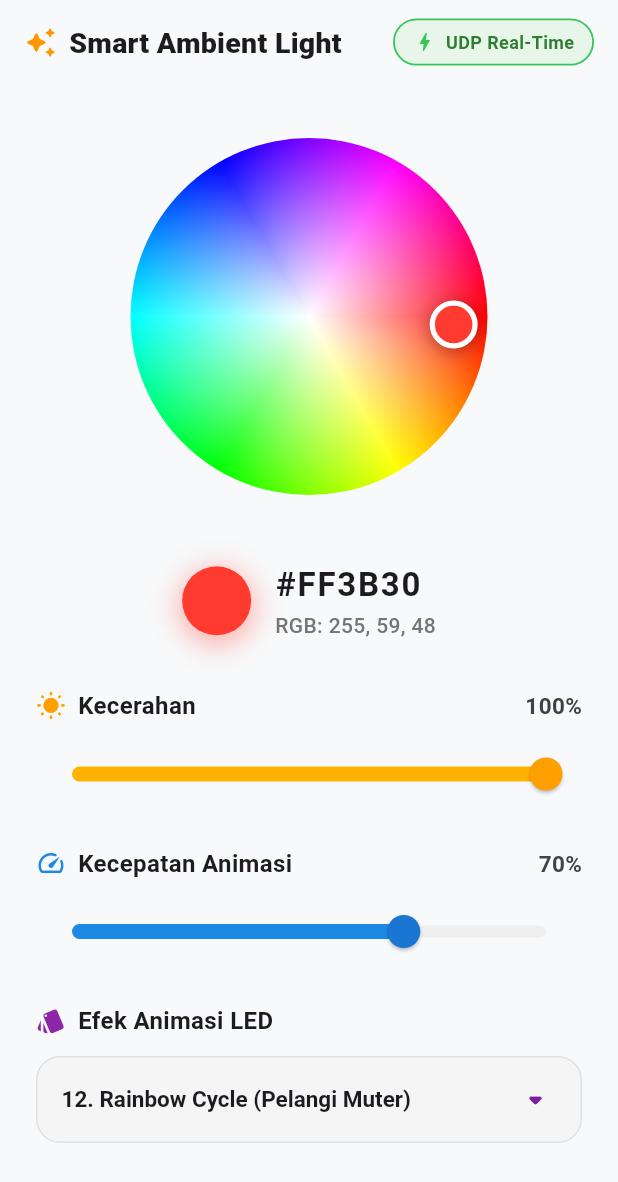
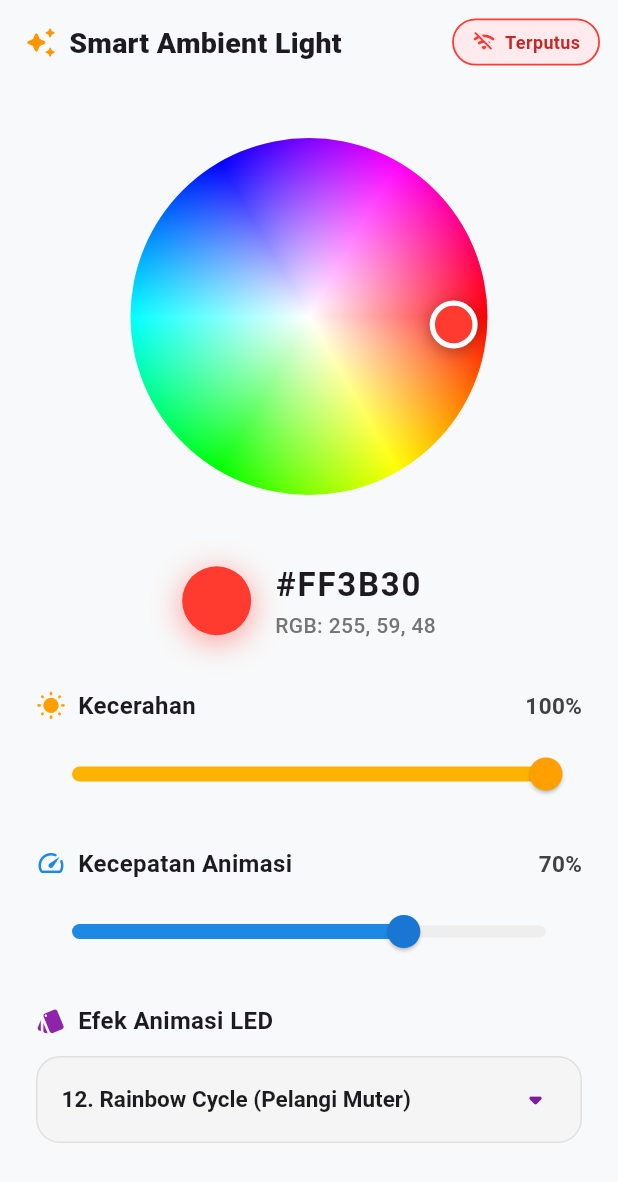
Before and after one commit to nh-hadi/rgb_light, a Flutter app: the screen it shows after launch, on a phone screen of 412 x 824 dp. Shown: the top 1182 px of the screen. Run offline on Flutter 3.47's test engine with Material 3 defaults, Android fonts, the light colour scheme and no system bars.

Commit message:
feat: Deteksi status otomatis ESP, indikator terhubung/terputus, eliminasi delay, dan 72 mode presisi WS2812FX

```diff
--- a/lib/main.dart
+++ b/lib/main.dart
@@ -52,12 +52,38 @@ class _ColorControlScreenState extends State<ColorControlScreen> {
   void initState() {
     super.initState();
     _udpService.init();
+
+    // SINKRONISASI OTOMATIS SAAT APLIKASI DIBUKA / RESPON UDP MASUK
+    _udpService.espStateNotifier.addListener(_onEspStateReceived);
   }
 
   @override
   void dispose() {
+    _udpService.espStateNotifier.removeListener(_onEspStateReceived);
     _udpService.dispose();
     super.dispose();
+  }
+
+  void _onEspStateReceived() {
+    final state = _udpService.espStateNotifier.value;
+    if (state != null && mounted) {
+      setState(() {
+        if (state['color'] != null) _selectedColor = state['color'];
+        if (state['brightness'] != null) _brightness = state['brightness'];
+        if (state['modeId'] != null) {
+          final int mId = state['modeId'];
+          if (mId >= 0 && mId < kWS2812FXModes.length) {
+            _selectedMode = kWS2812FXModes[mId];
+          }
+        }
+        if (state['speedMs'] != null) {
+          final double speedMs = state['speedMs'];
+          // Konversi balik dari delayMs (3000ms - 100ms) ke persentase slider (0% - 100%)
+          final percent = ((3000 - speedMs) / 2900) * 100.0;
+          _speedPercent = percent.clamp(0.0, 100.0);
+        }
+      });
+    }
   }
 
   int _calculateDelayMs(double percent) {
@@ -101,39 +127,53 @@ class _ColorControlScreenState extends State<ColorControlScreen> {
           ],
         ),
         actions: [
-          // BADGE STATUS UDP REAL-TIME (SELALU SIAP KIRIM INSTAN)
-          Padding(
-            padding: const EdgeInsets.only(right: 16.0),
+          // INDIKATOR STATUS KONEKSI TERHUBUNG / TERPUTUS AKTIF
+          ValueListenableBuilder<EspConnectionState>(
+            valueListenable: _udpService.connectionState,
+            builder: (context, state, child) {
+              final isConnected = state == EspConnectionState.connected;
+
+              return Padding(
+                padding: const EdgeInsets.only(right: 12.0),
+                child: Material(
+                  color: Colors.transparent,
+                  child: InkWell(
+                    borderRadius: BorderRadius.circular(20),
+                    onTap: () => _udpService.queryState(),
                     child: Container(
                       padding: const EdgeInsets.symmetric(horizontal: 12, vertical: 6),
                       decoration: BoxDecoration(
                         borderRadius: BorderRadius.circular(20),
-                color: const Color(0xFFE8F5E9),
+                        color: isConnected ? const Color(0xFFE8F5E9) : const Color(0xFFFFEBEE),
                         border: Border.all(
-                  color: const Color(0xFF34C759),
+                          color: isConnected ? const Color(0xFF34C759) : const Color(0xFFFF3B30),
                           width: 1.2,
                         ),
                       ),
-              child: const Row(
+                      child: Row(
                         mainAxisSize: MainAxisSize.min,
                         children: [
                           Icon(
-                    Icons.bolt_rounded,
+                            isConnected ? Icons.wifi_rounded : Icons.wifi_off_rounded,
                             size: 16,
-                    color: Color(0xFF34C759),
+                            color: isConnected ? const Color(0xFF34C759) : const Color(0xFFFF3B30),
                           ),
-                  SizedBox(width: 6),
+                          const SizedBox(width: 6),
                           Text(
-                    'UDP Real-Time',
+                            isConnected ? 'Terhubung' : 'Terputus',
                             style: TextStyle(
                               fontSize: 12,
                               fontWeight: FontWeight.bold,
-                      color: Color(0xFF2E7D32),
+                              color: isConnected ? const Color(0xFF2E7D32) : const Color(0xFFC62828),
                             ),
                           ),
                         ],
                       ),
                     ),
+                  ),
+                ),
+              );
+            },
           ),
         ],
       ),
@@ -350,7 +390,7 @@ class _ColorControlScreenState extends State<ColorControlScreen> {
 
               const SizedBox(height: 24),
 
-              // 5. DROPDOWN LIST EFEK ANIMASI WS2812FX SEAMLESS
+              // 5. DROPDOWN LIST EFEK ANIMASI WS2812FX SEAMLESS (72 MODE SAKLEK PRESISI)
               Column(
                 crossAxisAlignment: CrossAxisAlignment.start,
                 children: [
@@ -448,6 +488,14 @@ class _ColorWheelPickerState extends State<ColorWheelPicker> {
   void initState() {
     super.initState();
     _currentHsv = HSVColor.fromColor(widget.initialColor);
+  }
+
+  @override
+  void didUpdateWidget(covariant ColorWheelPicker oldWidget) {
+    super.didUpdateWidget(oldWidget);
+    if (oldWidget.initialColor != widget.initialColor) {
+      _currentHsv = HSVColor.fromColor(widget.initialColor);
+    }
   }
 
   Offset _calculateThumbPosition(Size size) {
--- a/lib/ws2812fx_modes.dart
+++ b/lib/ws2812fx_modes.dart
@@ -1,4 +1,4 @@
-// Daftar 100% presisi sesuai dengan indeks konstanta resmi dari library WS2812FX.h
+// Daftar 100% presisi sesuai dengan indeks konstanta resmi dari pustaka WS2812FX.h (modes_esp.h)
 class WS2812FXMode {
   final int id;
   final String name;
@@ -44,20 +44,39 @@ const List<WS2812FXMode> kWS2812FXModes = [
   WS2812FXMode(34, '34. Chase Flash'),
   WS2812FXMode(35, '35. Chase Flash Random'),
   WS2812FXMode(36, '36. Chase Rainbow White'),
-  WS2812FXMode(37, '37. Running Color'),
-  WS2812FXMode(38, '38. Running Red Blue'),
-  WS2812FXMode(39, '39. Running Random'),
-  WS2812FXMode(40, '40. Larson Scanner'),
-  WS2812FXMode(41, '41. Comet (Komet)'),
-  WS2812FXMode(42, '42. Fireworks (Kembang Api)'),
-  WS2812FXMode(43, '43. Fireworks Random'),
-  WS2812FXMode(44, '44. Merry Christmas'),
-  WS2812FXMode(45, '45. Fire Flicker (Api Lilin)'),
-  WS2812FXMode(46, '46. Fire Flicker Soft'),
-  WS2812FXMode(47, '47. Fire Flicker Intense'),
-  WS2812FXMode(48, '48. Circus Combustus'),
-  WS2812FXMode(49, '49. Halloween'),
-  WS2812FXMode(50, '50. Bicolor Chase'),
-  WS2812FXMode(51, '51. Tricolor Chase'),
-  WS2812FXMode(52, '52. ICU Eye'),
+  WS2812FXMode(37, '37. Chase Blackout'),
+  WS2812FXMode(38, '38. Chase Blackout Rainbow'),
+  WS2812FXMode(39, '39. Color Sweep Random'),
+  WS2812FXMode(40, '40. Running Color'),
+  WS2812FXMode(41, '41. Running Red Blue'),
+  WS2812FXMode(42, '42. Running Random'),
+  WS2812FXMode(43, '43. Larson Scanner'),
+  WS2812FXMode(44, '44. Comet (Komet)'),
+  WS2812FXMode(45, '45. Fireworks (Kembang Api)'),
+  WS2812FXMode(46, '46. Fireworks Random'),
+  WS2812FXMode(47, '47. Merry Christmas'),
+  WS2812FXMode(48, '48. Fire Flicker (Api Lilin)'),
+  WS2812FXMode(49, '49. Fire Flicker Soft'),
+  WS2812FXMode(50, '50. Fire Flicker Intense'),
+  WS2812FXMode(51, '51. Circus Combustus'),
+  WS2812FXMode(52, '52. Halloween'),
+  WS2812FXMode(53, '53. Bicolor Chase'),
+  WS2812FXMode(54, '54. Tricolor Chase'),
+  WS2812FXMode(55, '55. TwinkleFOX'),
+  WS2812FXMode(56, '56. Rain (Hujan)'),
+  WS2812FXMode(57, '57. Block Dissolve'),
+  WS2812FXMode(58, '58. ICU Eye'),
+  WS2812FXMode(59, '59. Dual Larson'),
+  WS2812FXMode(60, '60. Running Random 2'),
+  WS2812FXMode(61, '61. Filler Up'),
+  WS2812FXMode(62, '62. Rainbow Larson'),
+  WS2812FXMode(63, '63. Rainbow Fireworks'),
+  WS2812FXMode(64, '64. Trifade'),
+  WS2812FXMode(65, '65. VU Meter'),
+  WS2812FXMode(66, '66. Heartbeat (Detak Jantung)'),
+  WS2812FXMode(67, '67. Bits'),
+  WS2812FXMode(68, '68. Multi Comet'),
+  WS2812FXMode(69, '69. Flipbook'),
+  WS2812FXMode(70, '70. Popcorn'),
+  WS2812FXMode(71, '71. Oscillator'),
 ];
```
Also changed, not shown: lib/esp_udp_service.dart (+78 -32 lines). Lines whose indentation alone changed are shown as unchanged.
